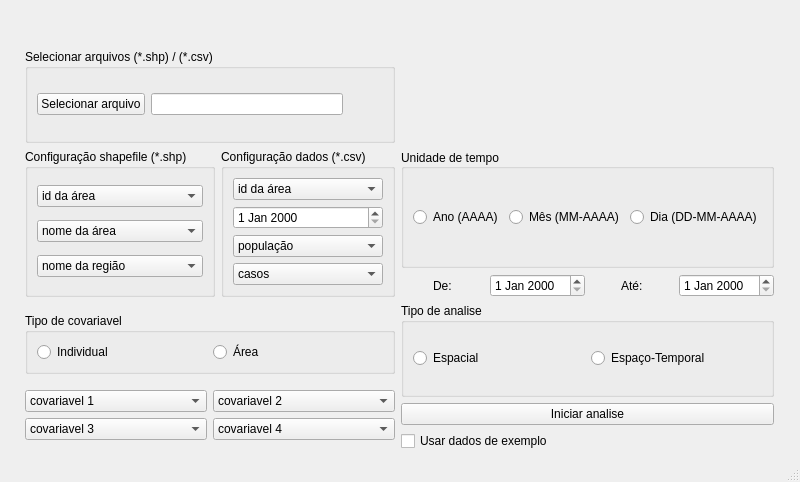
rodriguesmsb/pyBIS, file GUI/layouts/analysis.ui: the form before one commit.
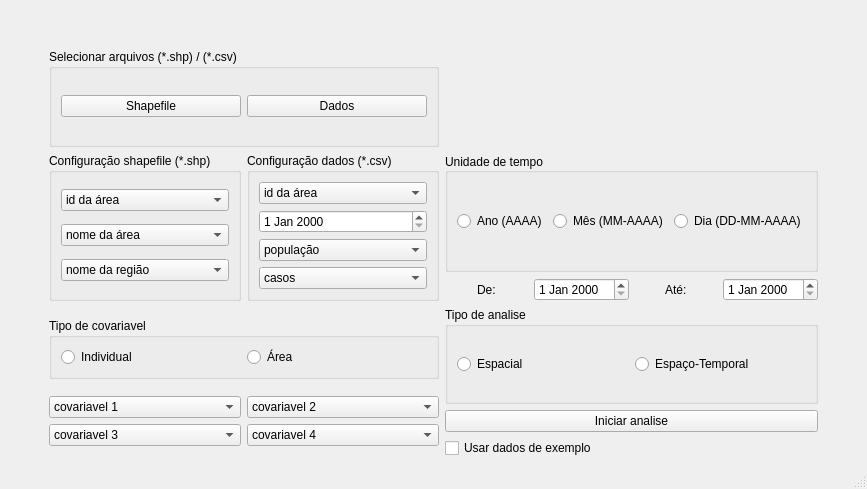
The form after the commit.

Commit message: get shapefile or datafile

The edit to the form file:
```diff
--- a/GUI/layouts/analysis.ui
+++ b/GUI/layouts/analysis.ui
@@ -6,8 +6,8 @@
    <rect>
     <x>0</x>
     <y>0</y>
-    <width>800</width>
-    <height>482</height>
+    <width>867</width>
+    <height>489</height>
    </rect>
   </property>
   <property name="windowTitle">
@@ -266,28 +266,16 @@
        <item>
         <widget class="QPushButton" name="pushButton">
          <property name="text">
-          <string>Selecionar arquivo</string>
+          <string>Shapefile</string>
          </property>
         </widget>
        </item>
        <item>
-        <widget class="QLineEdit" name="lineEdit"/>
-       </item>
-       <item>
-        <spacer name="horizontalSpacer_3">
-         <property name="orientation">
-          <enum>Qt::Horizontal</enum>
+        <widget class="QPushButton" name="pushButton_3">
+         <property name="text">
+          <string>Dados</string>
          </property>
-         <property name="sizeType">
-          <enum>QSizePolicy::Preferred</enum>
-         </property>
-         <property name="sizeHint" stdset="0">
-          <size>
-           <width>40</width>
-           <height>20</height>
-          </size>
-         </property>
-        </spacer>
+        </widget>
        </item>
       </layout>
      </widget>
```
The commit also changes 7 other files.
